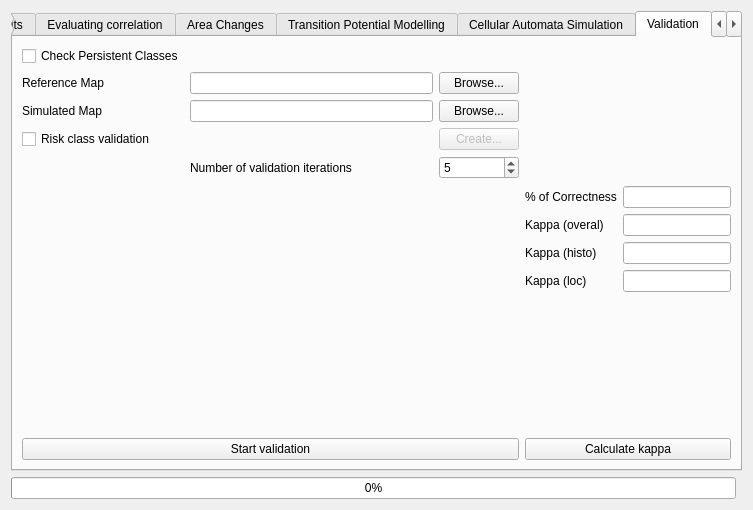
Before: the Qt Designer form ui/moluscedialogbase.ui in nextgis/qgis_molusce, drawn with Qt 5.
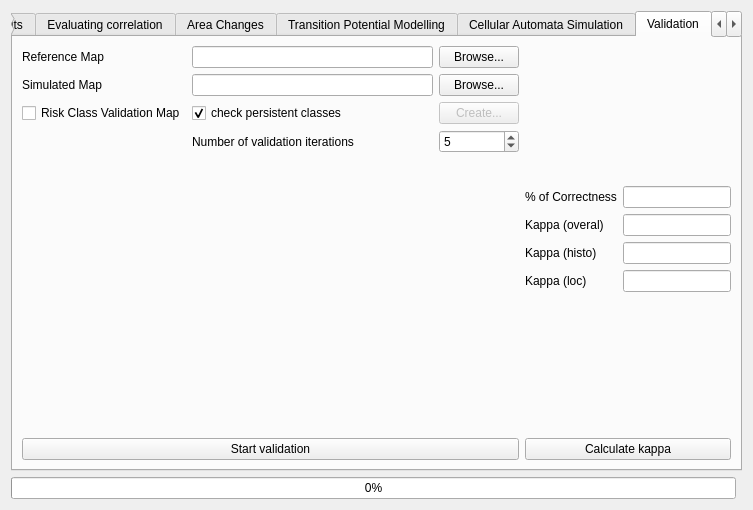
After: the same form once the commit is applied. Custom widgets are drawn as their Qt base class.

Commit message: Validation with persistent classes

Patch:
```diff
--- a/ui/moluscedialogbase.ui
+++ b/ui/moluscedialogbase.ui
@@ -509,7 +509,7 @@
          <item row="3" column="0">
           <widget class="QCheckBox" name="chkRiskValidation">
            <property name="text">
-            <string>Risk class validation</string>
+            <string>Risk Class Validation Map</string>
            </property>
           </widget>
          </item>
@@ -577,10 +577,13 @@
            </property>
           </widget>
          </item>
-         <item row="0" column="0">
+         <item row="3" column="1">
           <widget class="QCheckBox" name="chkCheckPersistentClasses">
            <property name="text">
-            <string>Check Persistent Classes</string>
+            <string>check persistent classes</string>
+           </property>
+           <property name="checked">
+            <bool>true</bool>
            </property>
           </widget>
          </item>
```
The commit also changes 2 other files.
